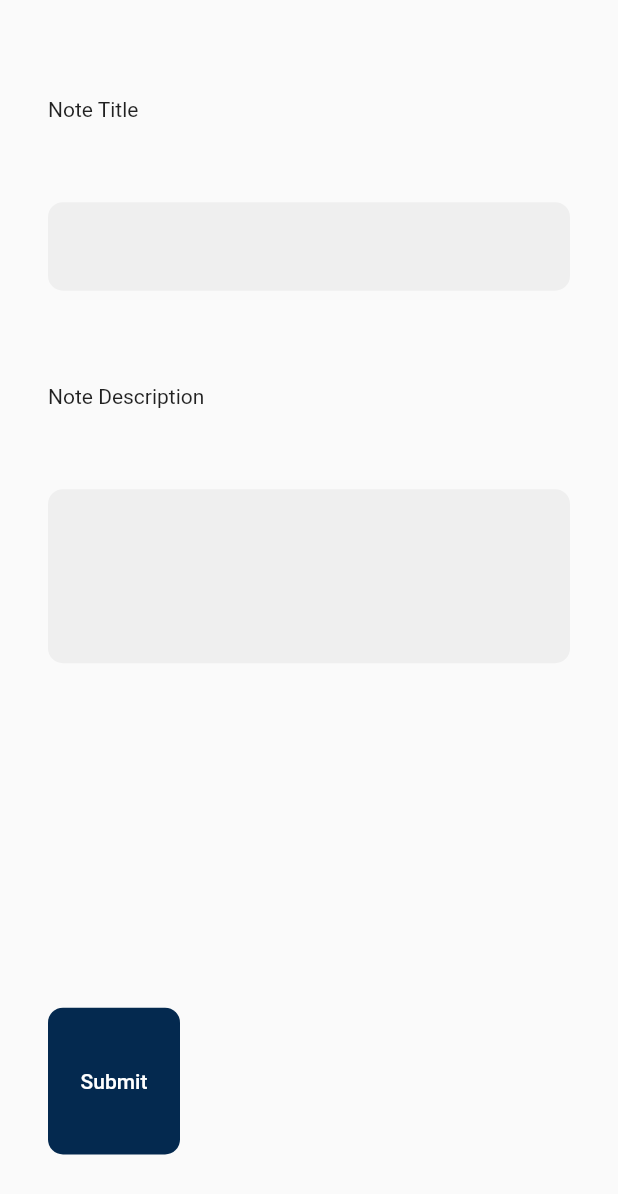
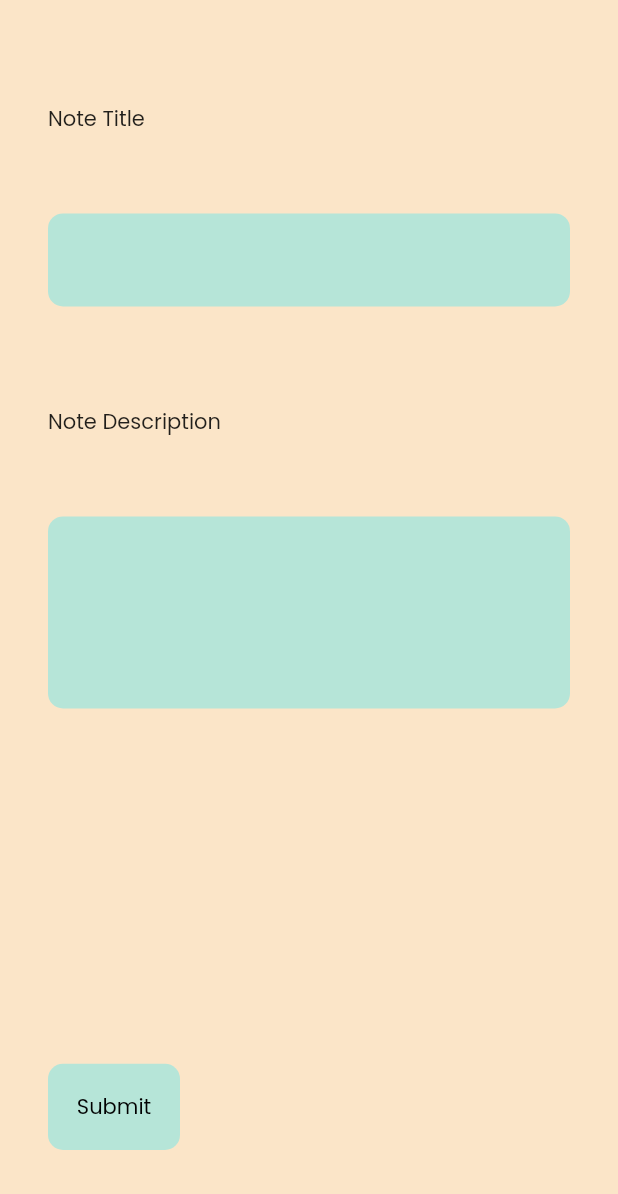
Before and after one commit to AthulJohn/alumini-portal-task, a Flutter app: the screen it shows after launch, after a tap on the "add" icon, on a phone screen of 412 x 824 dp. Shown: the top 1194 px of the screen. Run offline on Flutter 3.47's test engine with Material 2 defaults, Android fonts, the phone set to English and light mode, and no system bars; our stand-ins replace cloud_firestore, firebase_auth, firebase_core, flutter_spinkit; accounts and stored records are empty.

Commit message:
almost finished

```diff
--- a/lib/Screens/addNote.dart
+++ b/lib/Screens/addNote.dart
@@ -8,7 +8,9 @@ import 'dart:io';
 
 class AddEvent extends StatefulWidget {
   final Note note;
-  AddEvent({this.note});
+  final int len;
+  final Function ins;
+  AddEvent({this.note, this.len, this.ins});
   @override
   _AddEventState createState() => _AddEventState();
 }
@@ -34,7 +36,7 @@ class _AddEventState extends State<AddEvent> {
       t1.text = addval.title;
       t2.text = addval.desc;
     } else
-      addval.index = notes.length;
+      addval.index = widget.len;
   }
 
   @override
@@ -42,6 +44,7 @@ class _AddEventState extends State<AddEvent> {
     return load
         ? Loading()
         : Scaffold(
+            backgroundColor: colors[0],
             resizeToAvoidBottomPadding: false,
             body: SafeArea(
               child: Container(
@@ -70,7 +73,7 @@ class _AddEventState extends State<AddEvent> {
                                 ),
                               ),
                               filled: true,
-                              fillColor: Color(0xFFEFEFEF)),
+                              fillColor: colors[1]),
                         )),
                     Expanded(flex: 24, child: SizedBox()),
                     Expanded(flex: 19, child: Text('Note Description')),
@@ -97,7 +100,7 @@ class _AddEventState extends State<AddEvent> {
                                 ),
                               ),
                               filled: true,
-                              fillColor: Color(0xFFEFEFEF)),
+                              fillColor: colors[1]),
                         )),
                     Expanded(flex: 24, child: SizedBox()),
                     // if (widget.note.index == -1)
@@ -138,14 +141,14 @@ class _AddEventState extends State<AddEvent> {
                     //   ),
                     Expanded(flex: 24, child: SizedBox()),
                     Expanded(
-                      flex: 45,
+                      flex: 25,
                       child: Builder(builder: (BuildContext ctxt) {
                         return FlatButton(
                           shape: RoundedRectangleBorder(
                               borderRadius: BorderRadius.circular(10)),
-                          color: Color(0xFF04294F),
+                          color: colors[1],
                           child: Text('Submit',
-                              style: TextStyle(color: Colors.white)),
+                              style: TextStyle(color: Colors.black)),
                           onPressed: () async {
                             bool con = await testcon();
                             if (con) {
@@ -154,6 +157,7 @@ class _AddEventState extends State<AddEvent> {
                               });
                               try {
                                 await CloudService().updateData(addval);
+                                widget.ins(addval);
                               } catch (e) {
                                 print(e);
                               }
--- a/lib/main.dart
+++ b/lib/main.dart
@@ -21,14 +21,10 @@ class MyApp extends StatelessWidget {
     return MaterialApp(
       title: 'Eazy Notes...',
       theme: ThemeData(
+        fontFamily: 'Poppins',
         primarySwatch: Colors.blue,
         visualDensity: VisualDensity.adaptivePlatformDensity,
       ),
-      routes: {
-        '/home': (context) => MyHomePage(),
-        'add': (context) => AddEvent(),
-        // '/home':(context)=>MyHomePage(),
-      },
       home: MyHomePage(),
     );
   }
@@ -41,12 +37,24 @@ class MyHomePage extends StatefulWidget {
 
 class _MyHomePageState extends State<MyHomePage> {
   void initdata() async {
-    notes = await CloudService().getevents();
+    _notes = await CloudService().getevents();
     // notes.sort((a, b) => a.index.compareTo(b.index));
     // sorted = notes;
     setState(() {});
   }
 
+  void delete(int ind) {
+    _notes.removeWhere((element) => element.index == ind);
+    setState(() {});
+  }
+
+  void add(Note n) {
+    _notes.removeWhere((element) => element.index == n.index);
+    _notes.add(n);
+    setState(() {});
+  }
+
+  List<Note> _notes;
   @override
   void initState() {
     super.initState();
@@ -58,11 +66,68 @@ class _MyHomePageState extends State<MyHomePage> {
   @override
   Widget build(BuildContext context) {
     return Scaffold(
+      backgroundColor: colors[0],
       appBar: AppBar(
-        title: Text('Simple Notes'),
+        backgroundColor: colors[3],
+        title: Text(
+          'Simple Notes',
+          // style: TextStyle(color: colors[2]),
         ),
-      body: Column(
+      ),
+      body: _notes != null
+          ? _notes.length == 0
+              ? Center(
+                  child: Text("Empty..."),
+                )
+              : ListView(
                   children: [
+                    for (int i = 0; i < (_notes.length / 2).ceil(); i++)
+                      Row(
+                        children: [
+                          Expanded(
+                              child: (NoteCard(
+                                  note: _notes[2 * i],
+                                  onChanged: initdata,
+                                  ins: add,
+                                  del: delete))),
+                          Expanded(
+                              child: (_notes.length > 2 * i + 1
+                                  ? NoteCard(
+                                      note: _notes[2 * i + 1],
+                                      onChanged: initdata,
+                                      del: delete,
+                                      ins: add,
+                                    )
+                                  : SizedBox()))
+                        ],
+                      ),
+                  ],
+                )
+          : Center(
+              child: Text("Fetching data..."),
+            ),
+      floatingActionButton: FloatingActionButton(
+        backgroundColor: colors[3],
+        onPressed: () async {
+          await Navigator.push(
+              context,
+              MaterialPageRoute(
+                builder: (context) => AddEvent(
+                  note: null,
+                  len: _notes.length,
+                  ins: add,
+                ),
+              ));
+
+          initdata();
+        },
+        tooltip: 'Increment',
+        child: Icon(Icons.add),
+      ), // This trailing comma makes auto-formatting nicer for build methods.
+    );
+  }
+}
+
 // Row(
 //   children: [
 //     IconButton(
@@ -137,32 +202,3 @@ class _MyHomePageState extends State<MyHomePage> {
 //   crossFadeState:
 //       sear ? CrossFadeState.showFirst : CrossFadeState.showSecond,
 // ),
-          Expanded(
-            child: notes != null
-                ? notes.length == 0
-                    ? Center(
-                        child: Text("Empty..."),
-                      )
-                    : ListView(
-                        children: [
-                          for (Note n in notes)
-                            NoteCard(note: n, onChanged: initdata)
-                        ],
-                      )
-                : Center(
-                    child: Text("Fetching data..."),
-                  ),
-          )
-        ],
-      ),
-      floatingActionButton: FloatingActionButton(
-        onPressed: () async {
-          await Navigator.pushNamed(context, 'add');
-          initdata();
-        },
-        tooltip: 'Increment',
-        child: Icon(Icons.add),
-      ), // This trailing comma makes auto-formatting nicer for build methods.
-    );
-  }
-}
--- a/lib/values.dart
+++ b/lib/values.dart
@@ -1,3 +1,8 @@
-import './note.dart';
+import 'package:flutter/material.dart';
 
-List<Note> notes;
+List<Color> colors = [
+  Color(0xFFFBE5C8),
+  Color(0xFFB6E5D8),
+  Color(0xFFFFC2C7),
+  Color(0xFF8FDDE7)
+];
```
Also changed, not shown: lib/Screens/noteScreen.dart (+20 -9 lines), lib/elements/noteCard.dart (+24 -7 lines), pubspec.yaml (+7 -7 lines), fonts/Poppins-Regular.ttf (added), fonts/ShadowsIntoLight-Regular.ttf (added). Lines whose indentation alone changed are shown as unchanged.
